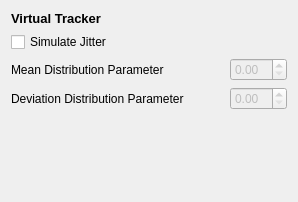
The window that Modules/IGTUI/Qmitk/QmitkVirtualTrackerWidget.ui (MITK/MITK) describes before a commit, drawn with Qt 5.
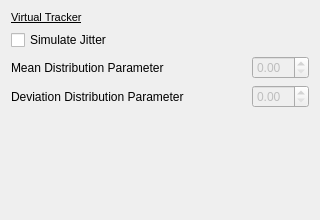
The same window after the commit.

Commit message: some smaller UI changes ... should not affect functionality

What changed in the file:
```diff
--- a/Modules/IGTUI/Qmitk/QmitkVirtualTrackerWidget.ui
+++ b/Modules/IGTUI/Qmitk/QmitkVirtualTrackerWidget.ui
@@ -2,6 +2,14 @@
 <ui version="4.0">
  <class>QmitkVirtualTrackerWidget</class>
  <widget class="QWidget" name="QmitkVirtualTrackerWidget">
+  <property name="geometry">
+   <rect>
+    <x>0</x>
+    <y>0</y>
+    <width>320</width>
+    <height>220</height>
+   </rect>
+  </property>
              <layout class="QVBoxLayout" name="verticalLayout_22">
              <item>
               <widget class="QLabel" name="Optitrack_label_2">
@@ -15,8 +23,8 @@
                 <string>&lt;!DOCTYPE HTML PUBLIC &quot;-//W3C//DTD HTML 4.0//EN&quot; &quot;http://www.w3.org/TR/REC-html40/strict.dtd&quot;&gt;
 &lt;html&gt;&lt;head&gt;&lt;meta name=&quot;qrichtext&quot; content=&quot;1&quot; /&gt;&lt;style type=&quot;text/css&quot;&gt;
 p, li { white-space: pre-wrap; }
-&lt;/style&gt;&lt;/head&gt;&lt;body style=&quot; font-family:'MS Shell Dlg 2'; font-size:8.25pt; font-weight:400; font-style:normal;&quot;&gt;
-&lt;p style=&quot; margin-top:0px; margin-bottom:0px; margin-left:0px; margin-right:0px; -qt-block-indent:0; text-indent:0px;&quot;&gt;&lt;span style=&quot; font-size:10pt; font-weight:600;&quot;&gt;Virtual Tracker&lt;/span&gt;&lt;/p&gt;&lt;/body&gt;&lt;/html&gt;</string>
+&lt;/style&gt;&lt;/head&gt;&lt;body style=&quot; font-family:'MS Shell Dlg 2'; font-size:8pt; font-weight:400; font-style:normal;&quot;&gt;
+&lt;p style=&quot; margin-top:0px; margin-bottom:0px; margin-left:0px; margin-right:0px; -qt-block-indent:0; text-indent:0px;&quot;&gt;&lt;span style=&quot; text-decoration: underline;&quot;&gt;Virtual Tracker&lt;/span&gt;&lt;/p&gt;&lt;/body&gt;&lt;/html&gt;</string>
                </property>
               </widget>
              </item>
```
Lines whose indentation alone changed are shown as unchanged. The commit also changes 6 other files.
